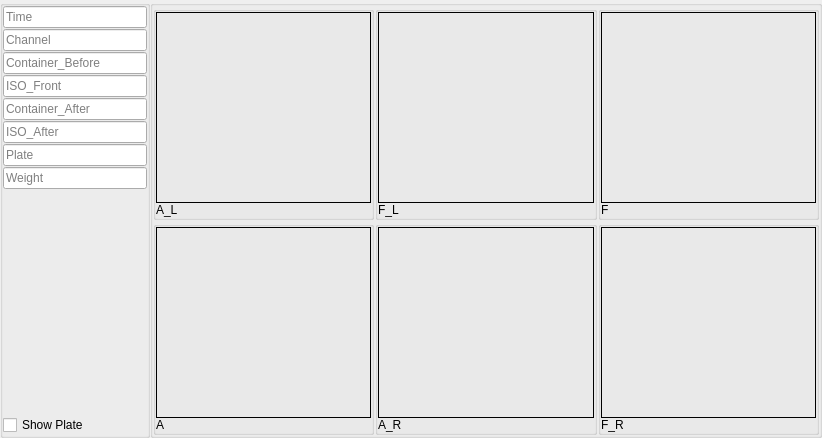
The window that Main/Channel_Data/channel_data_form.ui (519984307/Container_Multiple_Channels_20200522) describes before a commit, drawn with Qt 5.
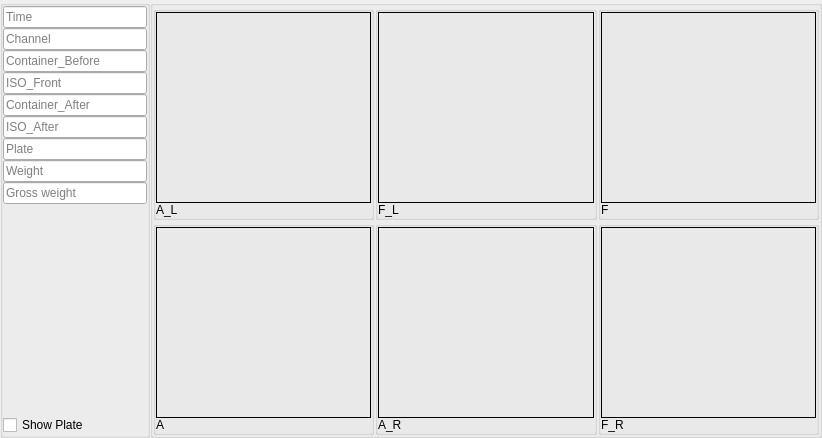
The same window after the commit.

Patch:
```diff
--- a/Main/Channel_Data/channel_data_form.ui
+++ b/Main/Channel_Data/channel_data_form.ui
@@ -60,7 +60,7 @@
        <number>0</number>
       </property>
       <property name="spacing">
-       <number>1</number>
+       <number>0</number>
       </property>
       <item row="0" column="0">
        <widget class="QLineEdit" name="lineEdit">
@@ -119,6 +119,13 @@
        </widget>
       </item>
       <item row="8" column="0">
+       <widget class="QLineEdit" name="lineEdit_9">
+        <property name="placeholderText">
+         <string>Gross weight</string>
+        </property>
+       </widget>
+      </item>
+      <item row="9" column="0">
        <spacer name="verticalSpacer">
         <property name="orientation">
          <enum>Qt::Vertical</enum>
@@ -131,7 +138,7 @@
         </property>
        </spacer>
       </item>
-      <item row="9" column="0">
+      <item row="10" column="0">
        <widget class="QCheckBox" name="checkBox">
         <property name="text">
          <string>Show Plate</string>
```
